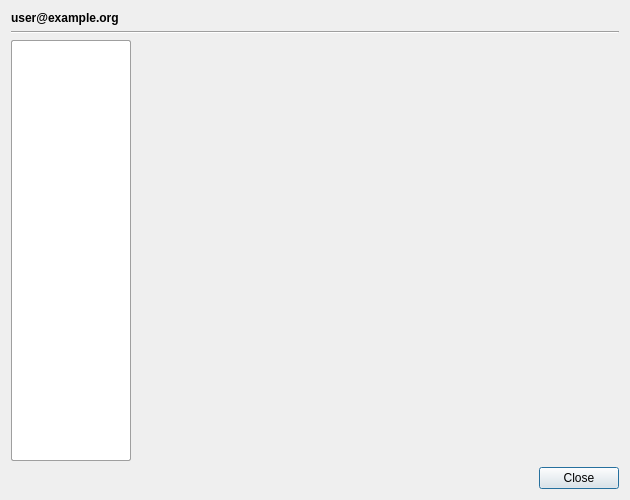
Qt form src/leap/bitmask/gui/ui/preferences.ui (leapcode/bitmask_client) before a commit.
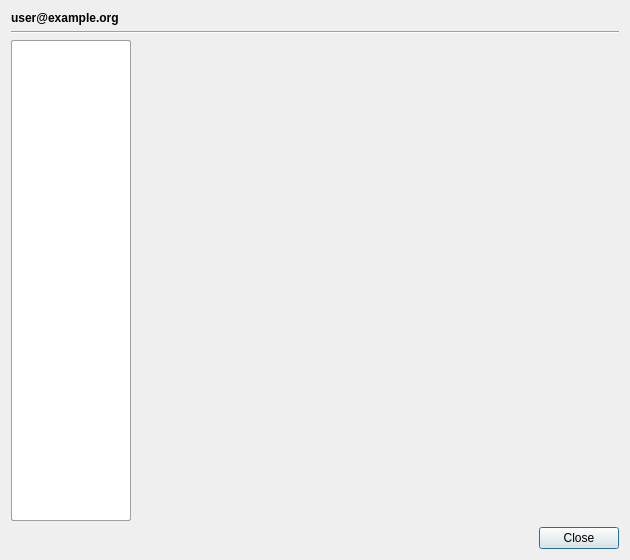
The same form after that commit. Icons and pictures are not drawn.

Commit message: [feat] move pix UA launcher from menu to mail status widget.

Patch:
```diff
--- a/src/leap/bitmask/gui/ui/preferences.ui
+++ b/src/leap/bitmask/gui/ui/preferences.ui
@@ -7,7 +7,7 @@
     <x>0</x>
     <y>0</y>
     <width>630</width>
-    <height>500</height>
+    <height>560</height>
    </rect>
   </property>
   <property name="windowTitle">
```
The commit also changes 5 other files.
